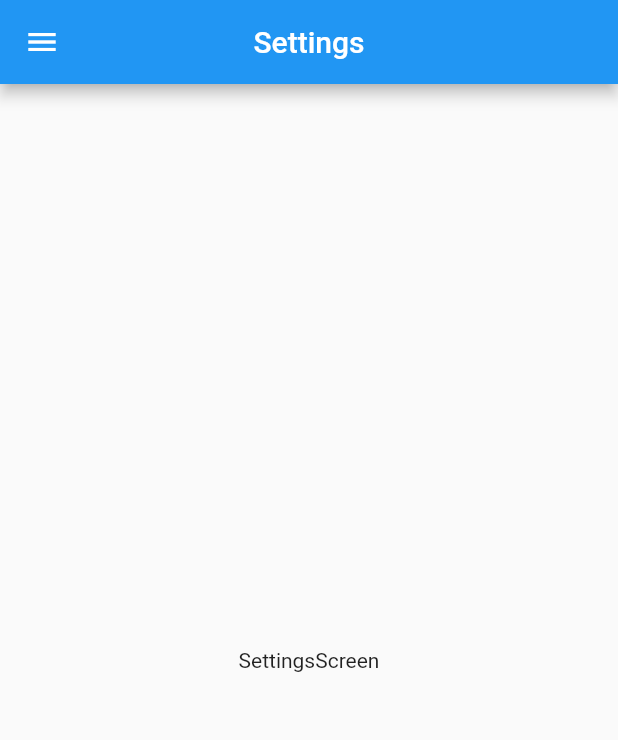
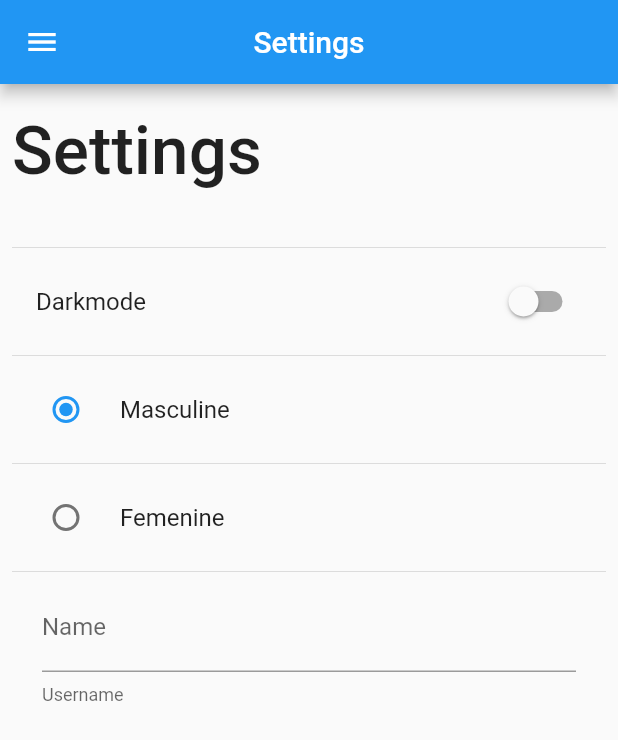
Before and after one commit to Migue9936/preference-app, a Flutter app: the SettingsScreen screen opened by its route, on a phone screen of 412 x 824 dp. Shown: the top 740 px of the screen. Run offline on Flutter 3.47's test engine with Material 2 defaults, Android fonts, the phone set to English and light mode, and no system bars; our stand-ins replace shared_preferences; accounts and stored records are empty.

Commit message:
Terminando app configurando el cambio del theme de manera dinamica

```diff
--- /dev/null
+++ b/lib/providers/theme_provider.dart
@@ -0,0 +1,22 @@
+import 'package:flutter/material.dart';
+
+class ThemeProvider extends ChangeNotifier{
+
+  ThemeData currentTheme;
+
+  ThemeProvider({
+    required bool isDarkMode
+  }):currentTheme= isDarkMode ? ThemeData.dark() : ThemeData.light();
+
+  setLightMode(){
+    currentTheme = ThemeData.light();
+    notifyListeners();
+  }
+
+  setDarkMode(){
+    currentTheme = ThemeData.dark();
+    notifyListeners();
+
+  }
+
+}
--- a/lib/screens/settings_screen.dart
+++ b/lib/screens/settings_screen.dart
@@ -1,11 +1,21 @@
 import 'package:flutter/material.dart';
+import 'package:preferences_app/providers/theme_provider.dart';
+import 'package:preferences_app/share_preferences/preferences.dart';
 import 'package:preferences_app/widgets/widgets.dart';
+import 'package:provider/provider.dart';
 
-class SettingsScreen extends StatelessWidget {
+class SettingsScreen extends StatefulWidget {
 
   static String routerName = 'Settings';
 
   const SettingsScreen({Key? key}) : super(key: key);
+
+  @override
+  State<SettingsScreen> createState() => _SettingsScreenState();
+}
+
+class _SettingsScreenState extends State<SettingsScreen> {
+
 
   @override
   Widget build(BuildContext context) {
@@ -15,9 +25,66 @@ class SettingsScreen extends StatelessWidget {
         title:const Text('Settings') ,
       ),
        drawer: const SideBarMenu(),
-      body: const Center(
-         child: Text('SettingsScreen'),
-      ),
+      body: Padding(
+        padding: const EdgeInsets.all(8.0),
+        child: SingleChildScrollView(
+          child: Column(
+            crossAxisAlignment: CrossAxisAlignment.start,
+            children:  [
+              const SizedBox(height: 10),
+              const Text('Settings',style: TextStyle(fontSize: 45,fontWeight: FontWeight.w500)),
+              const SizedBox(height: 30),
+              const Divider(),
+              SwitchListTile.adaptive(
+                value: Preferences.isDarkMode,
+                title: const Text('Darkmode'),
+                onChanged: (value) {
+                  setState(() {
+                    Preferences.isDarkMode=value;
+                    final themeProvider= Provider.of<ThemeProvider>(context,listen: false);
+
+                    value ? themeProvider.setDarkMode() : themeProvider.setLightMode();
+                  });
+                },
+              ),
+              const Divider(),
+              radioListTile(initialValue:1,text:'Masculine'),
+              const Divider(),
+              radioListTile(initialValue:2,text:'Femenine'),
+              const Divider(),
+              Padding(
+                padding: const EdgeInsets.symmetric(horizontal: 20),
+                child: TextFormField(
+                  initialValue: Preferences.name,
+                  onChanged: (value) {
+                    setState(() {
+                      Preferences.name=value;
+                    });
+                  },
+                  decoration: const InputDecoration(
+                    labelText: 'Name',
+                    helperText: 'Username'
+                  ),
+                ),
+              ),
+
+            ],
+          ),
+        ),
+      )
     );
   }
+
+  RadioListTile<int> radioListTile({required int initialValue, required String text}) {
+    return RadioListTile<int>(
+              value: initialValue,
+              title:  Text(text),
+              groupValue: Preferences.gender,
+              onChanged: (value) {
+                setState(() {
+                  Preferences.gender = value ?? initialValue;
+                });
+              },
+            );
+  }
 }
--- /dev/null
+++ b/lib/share_preferences/preferences.dart
@@ -0,0 +1,45 @@
+
+
+import 'package:shared_preferences/shared_preferences.dart';
+
+class Preferences {
+
+  static late SharedPreferences _prefs;
+
+  static String _name = '';
+  static bool _isDarkMode = false;
+  static int _gender = 1;
+
+  static Future init() async{
+    _prefs = await SharedPreferences.getInstance();
+  }
+
+  static String get name{
+    return  _prefs.getString('name') ?? _name;
+  }
+
+  static set  name (String name){
+    _name = name;
+    _prefs.setString('name', name);
+  }
+
+  static bool get isDarkMode{
+    return _prefs.getBool('isDarkMode') ?? _isDarkMode;
+  }
+
+  static set isDarkMode (bool isDarkMode){
+    _isDarkMode = isDarkMode;
+    _prefs.setBool('isDarkMode', isDarkMode);
+  }
+
+  static int get gender{
+    return _prefs.getInt('gender') ?? _gender;
+  }
+
+  static set gender(int gender){
+    _gender= gender;
+    _prefs.setInt('gender', gender);
+  }
+
+
+}
--- a/pubspec.yaml
+++ b/pubspec.yaml
@@ -35,6 +35,8 @@ dependencies:
   # The following adds the Cupertino Icons font to your application.
   # Use with the CupertinoIcons class for iOS style icons.
   cupertino_icons: ^1.0.2
+  shared_preferences: ^2.0.20
+  provider: ^6.0.5
 
 dev_dependencies:
   flutter_test:
```
Also changed, not shown: lib/main.dart (+18 -1 lines), lib/screens/home_screen.dart (+12 -3 lines), pubspec.lock, 1 other file.
